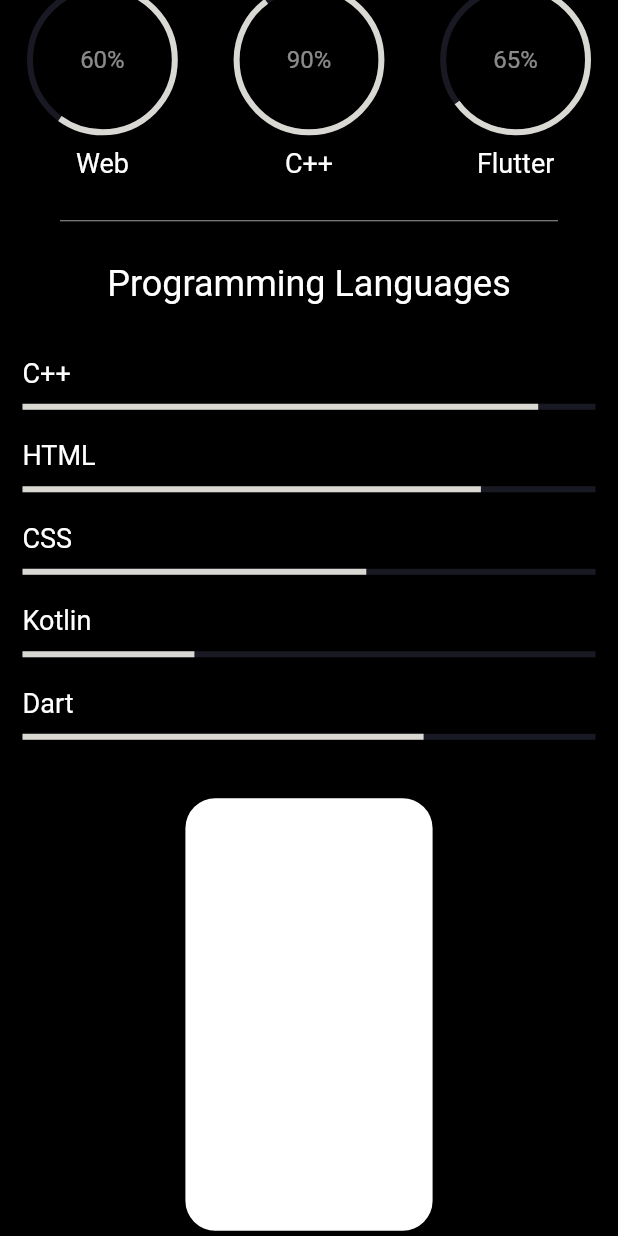
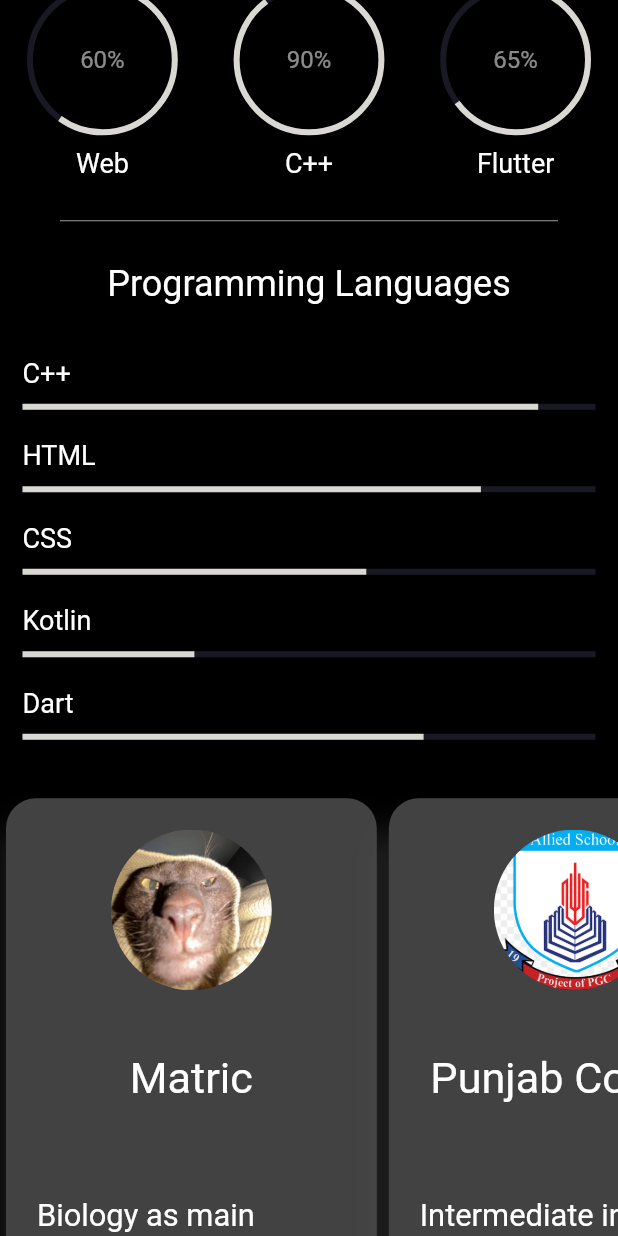
Before and after one commit to usmanjanjua1/Portfolio, a Flutter app: the screen it shows after launch, scrolled down 763 dp, on a phone screen of 412 x 824 dp. Run offline on Flutter 3.47's test engine with Material 2 defaults, Android fonts, the phone set to English and light mode, and no system bars.

Commit message:
added listview builder for education tab

```diff
--- a/lib/constants/constants.dart
+++ b/lib/constants/constants.dart
@@ -9,3 +9,11 @@ const bgColor = Color(0xFF1E1E28);
 const defaultPadding = 20.0;
 const defaultDuration = Duration(seconds: 1); // we use it on our animation
 const maxWidth = 1440.0; // max width of our web
+const String backImg = 'assets/background1.jpg';
+const String linkedInImg = 'assets/linkedin.png';
+const String githubImg = 'assets/github.png';
+const String instagramImg = 'assets/instagram.png';
+const String myImg = 'assets/myImg.png';
+const String pgcImg = 'assets/pgc.png';
+const String schoolImg = 'assets/school.png';
+const String ucpImg = 'assets/ucp.png';
--- /dev/null
+++ b/lib/models/education.dart
@@ -0,0 +1,25 @@
+import 'package:flutter/material.dart';
+import 'package:portfolio/constants/constants.dart';
+
+class Education {
+  String title = '';
+  String subtitle = '';
+  String year = '';
+  String img = '';
+  Education(this.title, this.subtitle, this.year, this.img);
+}
+
+List<Education> myEducation = [
+  Education('Matric', "Biology as main subject", "2015", myImg),
+  Education('Punjab College', 'Intermediate in Computer Sciences', '2017',
+      "assets/school.png"),
+  Education('BSCS', "Computer Sciences", "2018-2022", ucpImg),
+  Education(
+      'Punjab College',
+      'Intermediate in Computer SciencesIntermediate in Computer SciencesIntermediate in Computer SciencesIntermediate in Computer SciencesIntermediate in Computer SciencesIntermediate in Computer SciencesIntermediate in Computer SciencesIntermediate in Computer SciencesIntermediate in Computer SciencesIntermediate in Computer SciencesIntermediate in Computer SciencesIntermediate in Computer SciencesIntermediate in Computer Sciences',
+      '2015-2017',
+      pgcImg),
+  Education('Matric', "Biology as main subject", "2015", schoolImg),
+  Education(
+      'Punjab College', 'Intermediate in Computer Sciences', '2017', pgcImg),
+];
--- a/lib/views/homepage.dart
+++ b/lib/views/homepage.dart
@@ -1,8 +1,13 @@
 import 'package:flutter/material.dart';
+import 'package:portfolio/constants/constants.dart';
+import 'package:portfolio/models/education.dart';
+import 'package:portfolio/widgets/card_tile.dart';
+import 'package:portfolio/widgets/custom_divider.dart';
 
 import '../widgets/background_image.dart';
 import '../widgets/circular_progress.dart';
 import '../widgets/custom_button.dart';
+import '../widgets/custom_title.dart';
 
 class HomePage extends StatefulWidget {
   const HomePage({super.key});
@@ -52,7 +57,7 @@ class _HomePageState extends State<HomePage> {
                 ],
               ),
               Container(
-                height: MediaQuery.of(context).size.width * 0.45,
+                height: dynamicSize * 0.45,
                 child: Column(
                   mainAxisAlignment: MainAxisAlignment.center,
                   children: [
@@ -78,8 +83,7 @@ class _HomePageState extends State<HomePage> {
                                 double avatarSize = constraints.maxWidth * 0.2;
                                 return CircleAvatar(
                                   radius: avatarSize,
-                                  backgroundImage: const AssetImage(
-                                      'assets/background1.jpg'),
+                                  backgroundImage: const AssetImage(backImg),
                                 );
                               },
                             ),
@@ -142,19 +146,8 @@ class _HomePageState extends State<HomePage> {
                   ),
                 ]),
               ),
-              const Padding(
-                padding: EdgeInsets.symmetric(horizontal: 40),
-                child: Divider(
-                  color: Colors.grey,
-                ),
-              ),
-              const Padding(
-                padding: EdgeInsets.symmetric(vertical: 20),
-                child: Text(
-                  'Programming Languages',
-                  style: TextStyle(color: Colors.white, fontSize: 24),
-                ),
-              ),
+              const customDivider(),
+              const customTitle(txt: 'Programming Languages'),
               const Padding(
                 padding: EdgeInsets.all(15),
                 child: Column(
@@ -172,15 +165,51 @@ class _HomePageState extends State<HomePage> {
                   ],
                 ),
               ),
-              Card(
-                elevation: 10,
-                shape: RoundedRectangleBorder(
-                    borderRadius: BorderRadius.circular(20)),
-                child: Container(
-                  // color: Colors.grey,
-                  height: dynamicSize * 0.7,
-                  width: dynamicSize * 0.4,
+              // cardTile(dynamicSize)
+              SizedBox(
+                height: dynamicSize * 01.1,
+                width: double.maxFinite,
+                child: ListView.builder(
+                  itemCount: myEducation.length,
+                  scrollDirection: Axis.horizontal,
+                  itemBuilder: (context, index) {
+                    return CardTile(
+                      screensize: dynamicSize,
+                      title: myEducation[index].title,
+                      subTitile: myEducation[index].subtitle,
+                      year: myEducation[index].year,
+                      img: myEducation[index].img,
+                    );
+                  },
                 ),
+              ),
+
+              customDivider(),
+              Row(
+                mainAxisAlignment: MainAxisAlignment.spaceAround,
+                children: [
+                  InkWell(
+                    onTap: () {},
+                    child: const CircleAvatar(
+                      radius: 30,
+                      backgroundImage: AssetImage(githubImg),
+                    ),
+                  ),
+                  InkWell(
+                    onTap: () {},
+                    child: const CircleAvatar(
+                      radius: 30,
+                      backgroundImage: AssetImage(instagramImg),
+                    ),
+                  ),
+                  InkWell(
+                    onTap: () {},
+                    child: const CircleAvatar(
+                      radius: 30,
+                      backgroundImage: AssetImage(linkedInImg),
+                    ),
+                  ),
+                ],
               )
             ],
           ),
@@ -188,4 +217,54 @@ class _HomePageState extends State<HomePage> {
       ),
     );
   }
+
+  // Card cardTile(dynamicSize) {
+  //   return Card(
+  //             elevation: 10,
+  //             color: Colors.grey.shade800,
+  //             shadowColor: Colors.grey,
+  //             shape: RoundedRectangleBorder(
+  //                 borderRadius: BorderRadius.circular(20)),
+  //             child: SizedBox(
+  //               width: dynamicSize * 0.6,
+  //               child: Column(
+  //                 mainAxisAlignment: MainAxisAlignment.spaceAround,
+  //                 crossAxisAlignment: CrossAxisAlignment.center,
+  //                 children: [
+  //                   CircleAvatar(
+  //                     backgroundColor: Colors.transparent,
+  //                     backgroundImage: const AssetImage(
+  //                       githubImg,
+  //                     ),
+  //                     radius: dynamicSize * 0.13,
+  //                   ),
+  //                   Text(
+  //                     'Hello',
+  //                     style: TextStyle(
+  //                         color: Colors.white, fontSize: dynamicSize * 0.1),
+  //                   ),
+  //                   Padding(
+  //                     padding: EdgeInsets.all(dynamicSize * 0.05),
+  //                     child: Text(
+  //                       'Replace with the actual image URL you want to use, aksdjlaksjdlkasjdlksajldkjsaldkjalksjdlaksjd and customize the text as needed. This code places the CircleAvatar with the image at the top middle of the Card, followed by a Text widget below it. The SizedBox widgets are used to add spacing for better visual alignment. The ClipRRect ensures that the background image conforms to the rounded corner shape of the card.',
+  //                       style: TextStyle(
+  //                           color: Colors.white,
+  //                           fontSize: dynamicSize * 0.05,
+  //                           overflow: TextOverflow.ellipsis),
+  //                       maxLines: 7,
+  //                     ),
+  //                   ),
+  //                   TextButton(
+  //                       onPressed: () {},
+  //                       child: Text(
+  //                         'Read more>>',
+  //                         style: TextStyle(
+  //                             color: Colors.deepPurple.shade400,
+  //                             fontSize: dynamicSize * 0.05),
+  //                       ))
+  //                 ],
+  //               ),
+  //             ),
+  //           );
+  // }
 }
--- a/lib/widgets/background_image.dart
+++ b/lib/widgets/background_image.dart
@@ -1,4 +1,5 @@
 import 'package:flutter/material.dart';
+import 'package:portfolio/constants/constants.dart';
 
 class BackgroundImage extends StatelessWidget {
   @override
@@ -16,7 +17,7 @@ class BackgroundImage extends StatelessWidget {
           // ),
           ),
       child: Image.asset(
-        'assets/background1.jpg',
+        backImg,
         fit: BoxFit.cover,
       ),
     );
--- /dev/null
+++ b/lib/widgets/card_tile.dart
@@ -0,0 +1,69 @@
+import 'package:flutter/material.dart';
+
+import '../constants/constants.dart';
+
+class CardTile extends StatelessWidget {
+  final double screensize;
+  final String title;
+  final String subTitile;
+  final String year;
+  final String img;
+  const CardTile(
+      {super.key,
+      required this.screensize,
+      required this.title,
+      required this.subTitile,
+      required this.year,
+      required this.img});
+
+  @override
+  Widget build(BuildContext context) {
+    return Card(
+      elevation: 10,
+      color: Colors.grey.shade800,
+      shadowColor: Colors.grey,
+      shape: RoundedRectangleBorder(borderRadius: BorderRadius.circular(20)),
+      child: SizedBox(
+        width: screensize * 0.6,
+        child: Column(
+          mainAxisAlignment: MainAxisAlignment.spaceAround,
+          crossAxisAlignment: CrossAxisAlignment.center,
+          children: [
+            CircleAvatar(
+              backgroundColor: Colors.transparent,
+              backgroundImage: AssetImage(
+                img,
+              ),
+              radius: screensize * 0.13,
+            ),
+            Text(
+              title,
+              style:
+                  TextStyle(color: Colors.white, fontSize: screensize * 0.07),
+              textAlign: TextAlign.center,
+            ),
+            Padding(
+              padding: EdgeInsets.all(screensize * 0.05),
+              child: Text(
+                subTitile,
+                style: TextStyle(
+                    color: Colors.white,
+                    fontSize: screensize * 0.05,
+                    overflow: TextOverflow.fade),
+                maxLines: 7,
+              ),
+            ),
+            TextButton(
+                onPressed: () {},
+                child: Text(
+                  'Read more>>',
+                  style: TextStyle(
+                      color: Colors.deepPurple.shade400,
+                      fontSize: screensize * 0.05),
+                ))
+          ],
+        ),
+      ),
+    );
+  }
+}
--- a/lib/widgets/custom_button.dart
+++ b/lib/widgets/custom_button.dart
@@ -27,7 +27,7 @@ class _CustomButtonState extends State<CustomButton> {
             elevation: 10,
             shadowColor: Colors.black,
             splashFactory: InkSparkle.splashFactory,
-            animationDuration: const Duration(milliseconds: 500),
+            animationDuration: const Duration(seconds: 10),
             backgroundColor: _isHovered ? Colors.black54 : Colors.black45,
             shape: RoundedRectangleBorder(
                 borderRadius: BorderRadius.circular(
--- /dev/null
+++ b/lib/widgets/custom_divider.dart
@@ -0,0 +1,15 @@
+import 'package:flutter/material.dart';
+
+class customDivider extends StatelessWidget {
+  const customDivider({super.key});
+
+  @override
+  Widget build(BuildContext context) {
+    return const Padding(
+      padding: EdgeInsets.symmetric(horizontal: 40),
+      child: Divider(
+        color: Colors.grey,
+      ),
+    );
+  }
+}
--- /dev/null
+++ b/lib/widgets/custom_title.dart
@@ -0,0 +1,17 @@
+import 'package:flutter/material.dart';
+
+class customTitle extends StatelessWidget {
+  final String txt;
+  const customTitle({super.key, required this.txt});
+
+  @override
+  Widget build(BuildContext context) {
+    return Padding(
+      padding: const EdgeInsets.symmetric(vertical: 20),
+      child: Text(
+        txt,
+        style: const TextStyle(color: Colors.white, fontSize: 24),
+      ),
+    );
+  }
+}
--- a/pubspec.yaml
+++ b/pubspec.yaml
@@ -34,6 +34,7 @@ dependencies:
   # The following adds the Cupertino Icons font to your application.
   # Use with the CupertinoIcons class for iOS style icons.
   cupertino_icons: ^1.0.2
+  flutter_glow: ^0.3.0
 
 dev_dependencies:
   flutter_test:
```
Also changed, not shown: assets/github.png (added), assets/instagram.png (added), assets/linkedin.png (added), assets/myImg.png (added), assets/pgc.png (added), assets/school.png (added), assets/ucp.png (added), pubspec.lock.
